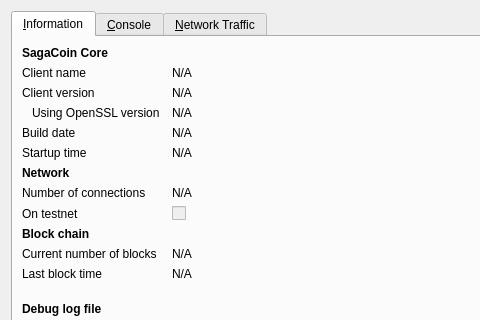
Qt form src/qt/forms/rpcconsole.ui (AShelter/DemoCoin) before a commit; both pictures show x 0 to 480 and y 0 to 320 of the 740 by 450 pixel window.
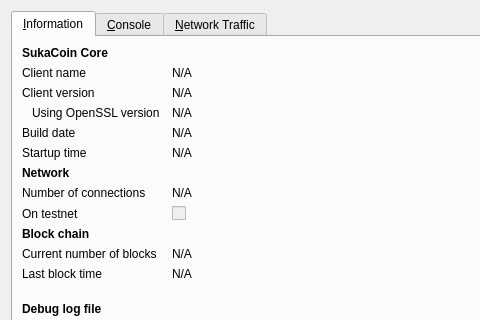
The same form after that commit. Icons and pictures are not drawn. Custom widgets are drawn as their Qt base class.

```diff
--- a/src/qt/forms/rpcconsole.ui
+++ b/src/qt/forms/rpcconsole.ui
@@ -36,7 +36,7 @@
           </font>
          </property>
          <property name="text">
-          <string>SagaCoin Core</string>
+          <string>SukaCoin Core</string>
          </property>
         </widget>
        </item>
```
Left out of the diff: 6 changed lines with no effect on the pictures.
